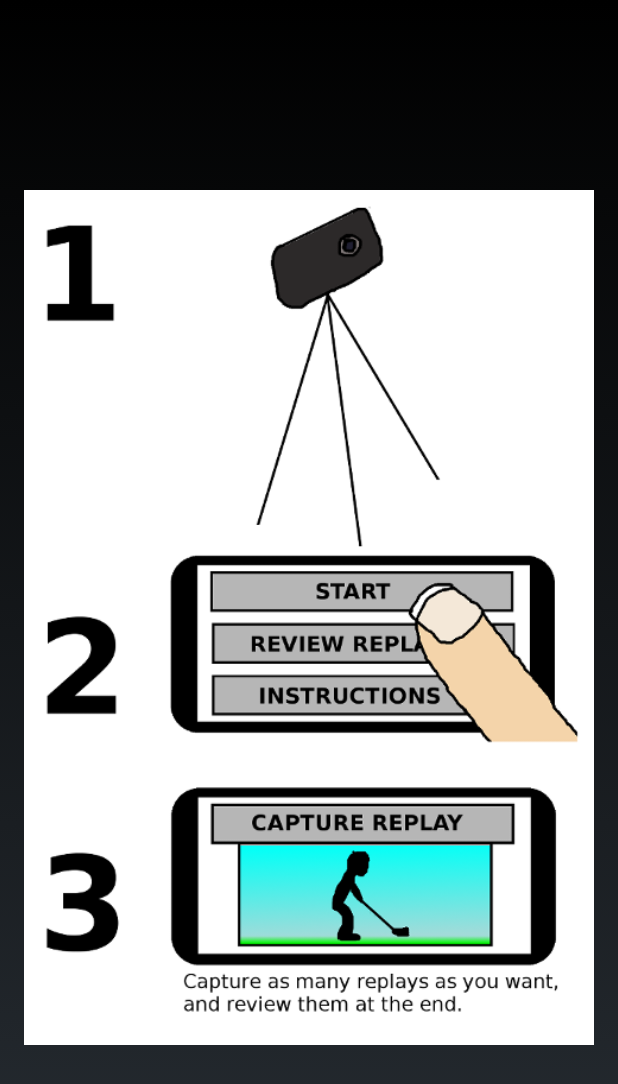
After one commit to bkent/MobileReplay, an Android app: the InstructionsActivity screen opened directly, with no data from a screen before it, on a phone screen of 412 x 824 dp. The commit adds this screen. Shown: the top 1084 px of the screen. Run offline under Robolectric (Android 15) with nearby library versions, the phone set to English and light mode, and no system bars.

Commit message:
instructions activity added

```diff
--- a/app/src/main/AndroidManifest.xml
+++ b/app/src/main/AndroidManifest.xml
@@ -35,6 +35,11 @@
             android:name=".PlayMovieActivity"
             android:label="@string/title_activity_play_movie" >
         </activity>
+        <activity
+            android:name=".InstructionsActivity"
+            android:label="@string/title_activity_instructions"
+            android:theme="@android:style/Theme.NoTitleBar" >
+        </activity>
     </application>
 
 </manifest>
--- /dev/null
+++ b/app/src/main/java/com/cytedesign/mobilereplay/InstructionsActivity.java
@@ -0,0 +1,39 @@
+package com.cytedesign.mobilereplay;
+
+import android.os.Bundle;
+import android.support.v4.app.FragmentActivity;
+import android.widget.ImageView;
+
+public class InstructionsActivity extends FragmentActivity {
+
+    @Override
+    protected void onCreate(Bundle savedInstanceState) {
+        super.onCreate(savedInstanceState);
+        setContentView(R.layout.activity_instructions);
+
+        ImageView iv = (ImageView)findViewById(R.id.ivInstructions);
+        iv.setImageResource(R.drawable.instruction_image);
+    }
+/*
+    @Override
+    public boolean onCreateOptionsMenu(Menu menu) {
+        // Inflate the menu; this adds items to the action bar if it is present.
+        getMenuInflater().inflate(R.menu.menu_instructions, menu);
+        return true;
+    }
+
+    @Override
+    public boolean onOptionsItemSelected(MenuItem item) {
+        // Handle action bar item clicks here. The action bar will
+        // automatically handle clicks on the Home/Up button, so long
+        // as you specify a parent activity in AndroidManifest.xml.
+        int id = item.getItemId();
+
+        //noinspection SimplifiableIfStatement
+        if (id == R.id.action_settings) {
+            return true;
+        }
+
+        return super.onOptionsItemSelected(item);
+    }*/
+}
--- a/app/src/main/java/com/cytedesign/mobilereplay/MainActivity.java
+++ b/app/src/main/java/com/cytedesign/mobilereplay/MainActivity.java
@@ -48,4 +48,9 @@ public class MainActivity extends AppCompatActivity {
         Intent intent = new Intent(this, PlayMovieActivity.class);
         startActivity(intent);
     }
+
+    public void launchInstructions(View view){
+        Intent intent = new Intent(this, InstructionsActivity.class);
+        startActivity(intent);
+    }
 }
--- /dev/null
+++ b/app/src/main/res/layout/activity_instructions.xml
@@ -0,0 +1,19 @@
+<RelativeLayout xmlns:android="http://schemas.android.com/apk/res/android"
+    xmlns:tools="http://schemas.android.com/tools" android:layout_width="match_parent"
+    android:layout_height="match_parent" android:paddingLeft="@dimen/activity_horizontal_margin"
+    android:paddingRight="@dimen/activity_horizontal_margin"
+    android:paddingTop="@dimen/activity_vertical_margin"
+    android:paddingBottom="@dimen/activity_vertical_margin"
+    tools:context="com.cytedesign.mobilereplay.InstructionsActivity"
+    android:touchscreenBlocksFocus="true"
+    android:transitionGroup="false">
+
+    <ImageView
+        android:layout_width="fill_parent"
+        android:layout_height="wrap_content"
+        android:id="@+id/ivInstructions"
+        android:layout_centerVertical="true"
+        android:layout_centerHorizontal="true"
+        android:scaleType="fitCenter"
+        android:adjustViewBounds="true" />
+</RelativeLayout>
--- /dev/null
+++ b/app/src/main/res/menu/menu_instructions.xml
@@ -0,0 +1,7 @@
+<menu xmlns:android="http://schemas.android.com/apk/res/android"
+    xmlns:app="http://schemas.android.com/apk/res-auto"
+    xmlns:tools="http://schemas.android.com/tools"
+    tools:context="com.cytedesign.mobilereplay.InstructionsActivity">
+    <item android:id="@+id/action_settings" android:title="@string/action_settings"
+        android:orderInCategory="100" app:showAsAction="never" />
+</menu>
--- a/app/src/main/res/values/strings.xml
+++ b/app/src/main/res/values/strings.xml
@@ -19,4 +19,6 @@
     <string name="delete">Delete</string>
     <string name="upload">Upload</string>
     <string name="not_implemented">Not Implemented</string>
+    <string name="title_activity_instructions">Instructions</string>
+    <string name="instructions_button">Instructions</string>
 </resources>
```
Also changed, not shown: app/src/main/java/com/cytedesign/mobilereplay/ContinuousCaptureActivity.java (+17 -5 lines), app/src/main/res/layout/activity_main.xml (+11 -1 lines), app/src/main/res/drawable-hdpi/instruction_image.png (added), app/src/main/res/drawable-mdpi/instruction_image.png (added), app/src/main/res/drawable-xhdpi/instruction_image.png (added), app/src/main/res/drawable-xxhdpi/instruction_image.png (added).
